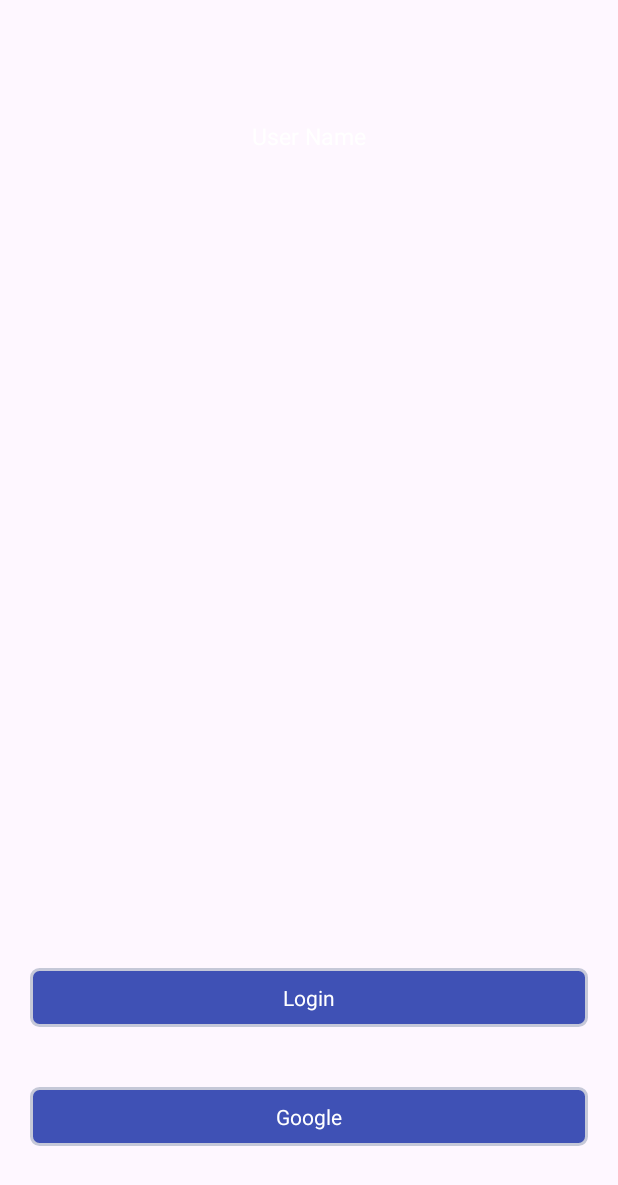
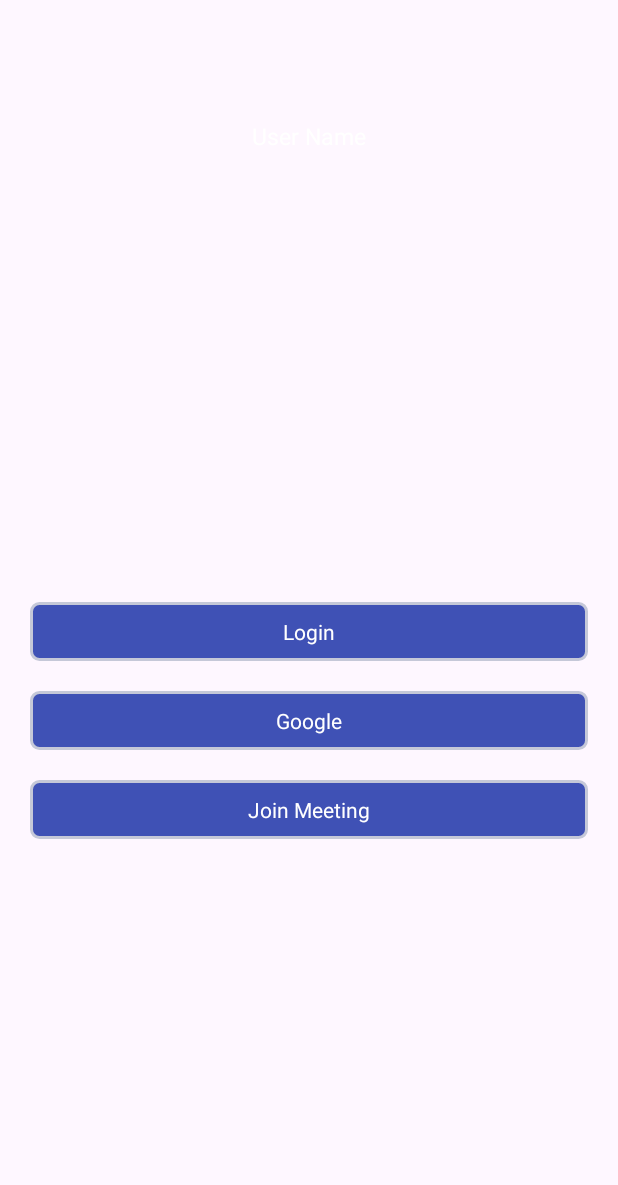
Before and after one commit to saurav-kumar-dev/SocialLoginAndroid, an Android app: the layout activity_main.xml on its own in the app's theme, with its tools: preview values and no code run, on a phone screen of 412 x 824 dp. Shown: the top 1185 px of the screen. Run offline under Robolectric (Android 15) with nearby library versions, the phone set to English and light mode, and no system bars.

Commit message:
Zoom meeting Integration

```diff
--- a/app/src/main/java/com/codingwithsaurav/sociallogin/MainActivity.kt
+++ b/app/src/main/java/com/codingwithsaurav/sociallogin/MainActivity.kt
@@ -66,6 +66,9 @@ class MainActivity : AppCompatActivity() {
         binding?.faceLoginTextView?.setOnClickListener {
             auth.signOut()
             initializeFaceBookLogin()
+        }
+        binding?.joinMeetingTextView?.setOnClickListener {
+            startActivity(Intent(this, ZoomMeetingActivity::class.java))
         }
         binding?.googleLoginTextView?.setOnClickListener {
             lifecycleScope.launch {
--- a/app/src/main/res/layout/activity_main.xml
+++ b/app/src/main/res/layout/activity_main.xml
@@ -6,6 +6,11 @@
     <data>
 
     </data>
+
+    <androidx.core.widget.NestedScrollView
+        android:layout_width="match_parent"
+        android:layout_height="wrap_content"
+        android:fillViewport="true">
 
         <androidx.constraintlayout.widget.ConstraintLayout
             android:layout_width="match_parent"
@@ -22,8 +27,8 @@
                 android:gravity="center"
                 android:padding="10dp"
                 android:text="User Name"
+                android:textColor="@color/white"
                 android:textSize="15sp"
-            android:textColor="@color/white"
                 app:layout_constraintEnd_toEndOf="parent"
                 app:layout_constraintStart_toStartOf="parent"
                 app:layout_constraintTop_toTopOf="parent" />
@@ -42,29 +47,49 @@
                 android:id="@+id/faceLoginTextView"
                 android:layout_width="match_parent"
                 android:layout_height="wrap_content"
+                android:layout_marginTop="20sp"
                 android:layout_marginBottom="40dp"
                 android:background="@drawable/ic_rounded_bg"
                 android:gravity="center"
                 android:padding="10dp"
                 android:text="Login"
                 android:textColor="@color/white"
-            app:layout_constraintBottom_toTopOf="@+id/googleLoginTextView"
                 app:layout_constraintEnd_toEndOf="parent"
-            app:layout_constraintStart_toStartOf="parent" />
+                app:layout_constraintStart_toStartOf="parent"
+                app:layout_constraintTop_toBottomOf="@+id/profileImageView" />
 
             <TextView
                 android:id="@+id/googleLoginTextView"
                 android:layout_width="match_parent"
                 android:layout_height="wrap_content"
+                android:layout_marginTop="20dp"
                 android:layout_marginBottom="40dp"
                 android:background="@drawable/ic_rounded_bg"
                 android:gravity="center"
                 android:padding="10dp"
                 android:text="Google"
                 android:textColor="@color/white"
-            app:layout_constraintBottom_toBottomOf="parent"
                 app:layout_constraintEnd_toEndOf="parent"
-            app:layout_constraintStart_toStartOf="parent" />
+                app:layout_constraintStart_toStartOf="parent"
+                app:layout_constraintTop_toBottomOf="@+id/faceLoginTextView" />
+
+            <TextView
+                android:id="@+id/joinMeetingTextView"
+                android:layout_width="match_parent"
+                android:layout_height="wrap_content"
+                android:layout_marginTop="20dp"
+                android:layout_marginBottom="40dp"
+                android:background="@drawable/ic_rounded_bg"
+                android:gravity="center"
+                android:padding="10dp"
+                android:text="Join Meeting"
+                android:textColor="@color/white"
+                app:layout_constraintEnd_toEndOf="parent"
+                app:layout_constraintStart_toStartOf="parent"
+                app:layout_constraintTop_toBottomOf="@+id/googleLoginTextView" />
 
         </androidx.constraintlayout.widget.ConstraintLayout>
+
+    </androidx.core.widget.NestedScrollView>
+
 </layout>
```
Also changed, not shown: app/src/main/AndroidManifest.xml (+23 -5 lines), app/src/main/java/com/codingwithsaurav/sociallogin/ZoomMeetingActivity.kt (added, +38 -0 lines), app/src/main/res/layout/activity_zoom_meeting.xml (added, +9 -0 lines). Lines whose indentation alone changed are shown as unchanged.
